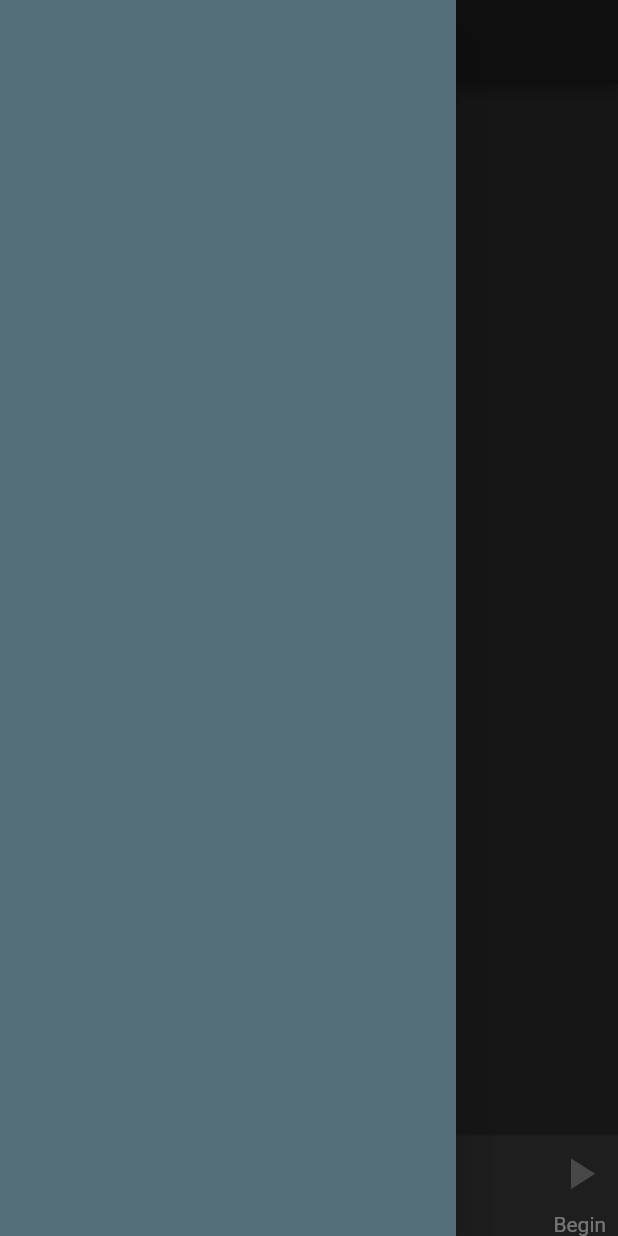
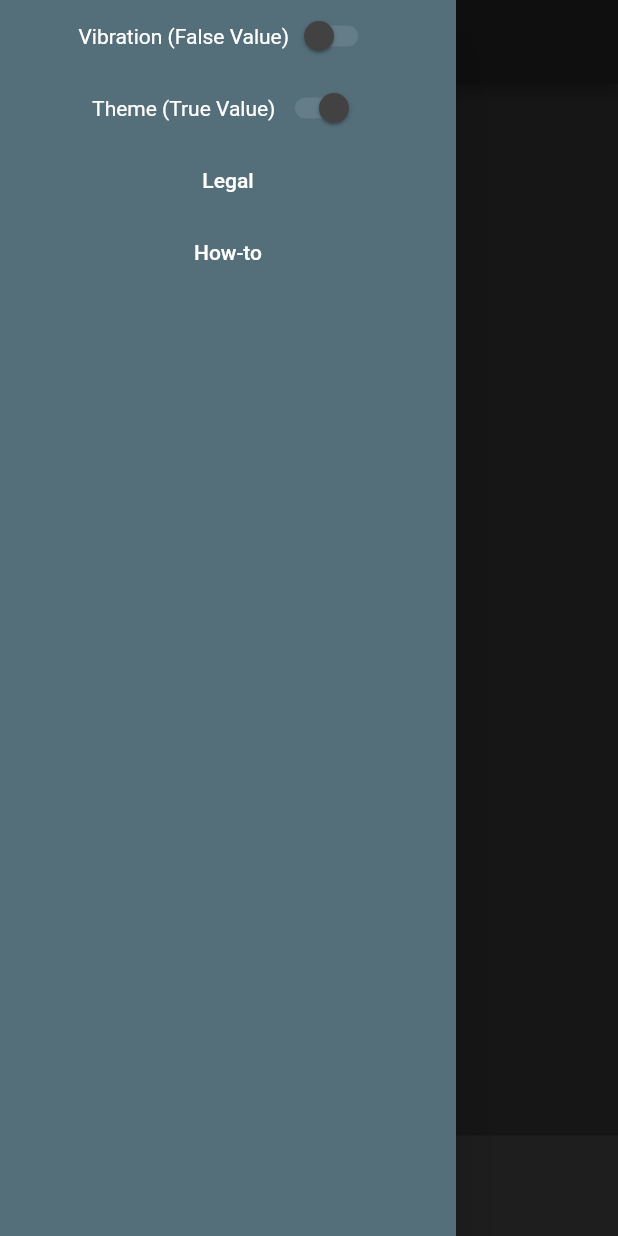
Before and after one commit to New-Note-Action/CRDI-Mobile-App, a Flutter app: the SelectProfile screen opened directly, with the side drawer open, on a phone screen of 412 x 824 dp. Run offline on Flutter 3.47's test engine with Material 2 defaults, Android fonts, the phone set to English and light mode, and no system bars; our stand-ins replace flutter_markdown, package_info.

Commit message:
Added functionality to home button in bottombar so it redirects to the main menu of the app. I believe I've also added functionality to the back button as well, but that'll need to wait until the app has full navigation to test thoroughly

```diff
--- a/lib/core/bottombar.dart
+++ b/lib/core/bottombar.dart
@@ -1,5 +1,7 @@
+import 'package:crdi_mobile_app/route_names.dart';
 import 'package:flutter/material.dart';
 
+// ignore: must_be_immutable
 class BottomNavBar extends StatelessWidget {
   final bool includePlayButton;
   double iconSizeOnScreen = 35;
@@ -20,6 +22,11 @@ class BottomNavBar extends StatelessWidget {
                     Icons.arrow_back,
                     color: Colors.blue,
                   ),
+                  onPressed: () {
+                    if (Navigator.canPop(context)) {
+                      Navigator.pop(context);
+                    }
+                  },
                 ),
                 Text('Go Back')
               ],
@@ -34,6 +41,10 @@ class BottomNavBar extends StatelessWidget {
                     Icons.home,
                     color: Colors.red,
                   ),
+                  onPressed: () {
+                    Navigator.pushNamedAndRemoveUntil(
+                        context, MainMenu, (_) => false);
+                  },
                 ),
                 Text('Home'),
               ],
@@ -48,34 +59,13 @@ class BottomNavBar extends StatelessWidget {
                     Icons.play_arrow,
                     color: Colors.grey,
                   ),
+                  onPressed: null,
                 ),
                 Text('Begin'),
               ],
             ),
           ],
         ),
-
-        /*backgroundColor: Colors.blueGrey[100],
-        items: const <BottomNavigationBarItem>[
-          BottomNavigationBarItem(
-            icon: Icon(Icons.arrow_back),
-            title: Text('Go Back'),
-          ),
-          BottomNavigationBarItem(
-            icon: Icon(
-              Icons.home,
-              color: Colors.red,
-            ),
-            title: Text('Home'),
-          ),
-          BottomNavigationBarItem(
-            icon: Icon(
-              Icons.play_arrow,
-              color: Colors.grey,
-            ),
-            title: Text('Begin'),
-          )
-        ],*/
       );
     } else {
       return BottomAppBar(
@@ -90,6 +80,9 @@ class BottomNavBar extends StatelessWidget {
                     Icons.arrow_back,
                     color: Colors.blue,
                   ),
+                  onPressed: () {
+                    if (Navigator.canPop(context)) Navigator.pop(context);
+                  },
                 ),
                 Text('Go Back')
               ],
@@ -104,28 +97,18 @@ class BottomNavBar extends StatelessWidget {
                     Icons.home,
                     color: Colors.red,
                   ),
+                  onPressed: () {
+                    Navigator.pushNamedAndRemoveUntil(
+                        context, MainMenu, (_) => false);
+                  },
                 ),
                 Text('Home'),
               ],
-            )
+            ),
+            Spacer(),
           ],
         ),
       );
-
-      /*backgroundColor: Colors.blueGrey[100],
-        items: const <BottomNavigationBarItem>[
-          BottomNavigationBarItem(
-            icon: Icon(Icons.arrow_back),
-            title: Text('Go Back'),
-          ),
-          BottomNavigationBarItem(
-            icon: Icon(
-              Icons.home,
-              color: Colors.red,
-            ),
-            title: Text('Home'),
-          ),
-        ]*/
     }
   }
 }
--- a/lib/drawer.dart
+++ b/lib/drawer.dart
@@ -1,13 +1,50 @@
 import 'package:flutter/material.dart';
 
 class DrawerSection extends StatelessWidget with PreferredSizeWidget {
-  final Column things;
-  DrawerSection(this.things);
+  //final Column things;
+  DrawerSection();
 
   @override
   Widget build(BuildContext context) {
     return Drawer(
-      child: Container(color: Colors.blueGrey[600], child: things),
+      child: Container(
+        color: Colors.blueGrey[600],
+        /*child: things*/
+        child: Column(
+          children: <Widget>[
+            Row(
+              mainAxisAlignment: MainAxisAlignment.center,
+              children: <Widget>[
+                Text('Vibration (False Value)'),
+                Switch(
+                  value: false,
+                  onChanged: null,
+                ),
+              ],
+            ),
+            Row(
+              mainAxisAlignment: MainAxisAlignment.center,
+              children: <Widget>[
+                Text('Theme (True Value)'),
+                Switch(
+                  value: true,
+                  onChanged: null,
+                )
+              ],
+            ),
+            FlatButton(
+              child: Text('Legal'),
+              onPressed: null,
+              textColor: Colors.white,
+            ),
+            FlatButton(
+              child: Text('How-to'),
+              onPressed: null,
+              textColor: Colors.white,
+            )
+          ],
+        ),
+      ),
     );
   }
 
--- a/lib/profile_select.dart
+++ b/lib/profile_select.dart
@@ -12,9 +12,9 @@ class SelectProfile extends StatelessWidget {
     return SafeArea(
       child: Scaffold(
         appBar: TopAppBar('Profile Select', true),
-        drawer: DrawerSection(null),
+        drawer: DrawerSection(),
         body: ProfileDropDown(),
-        bottomNavigationBar: BottomNavBar(true),
+        bottomNavigationBar: BottomNavBar(false),
       ),
     );
   }
```
